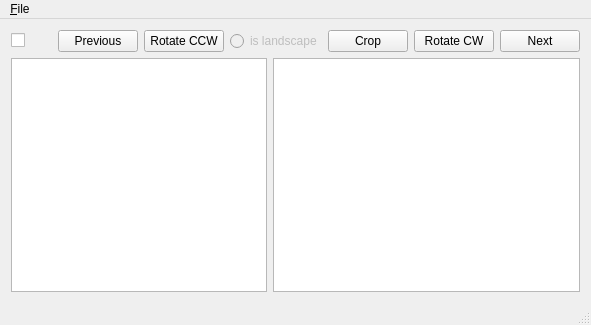
SwissalpS/QtSssSimageCutter, file QtSssSiCmainWindow.ui: the form before one commit.
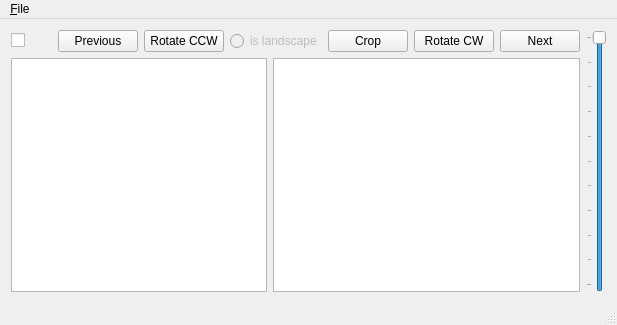
The form after the commit.

Commit message:
get available formats from QImageWriter
+ quality slider

```diff
--- a/QtSssSiCmainWindow.ui
+++ b/QtSssSiCmainWindow.ui
@@ -6,7 +6,7 @@
    <rect>
     <x>0</x>
     <y>0</y>
-    <width>591</width>
+    <width>617</width>
     <height>325</height>
    </rect>
   </property>
@@ -326,6 +326,31 @@
       </item>
      </layout>
     </item>
+    <item row="0" column="1">
+     <widget class="QSlider" name="sliderQuality">
+      <property name="toolTip">
+       <string>Quality setting for saved images. Top = big files, bottom = small files.</string>
+      </property>
+      <property name="statusTip">
+       <string>Quality setting for saved images. Top = big files, bottom = small files.</string>
+      </property>
+      <property name="maximum">
+       <number>100</number>
+      </property>
+      <property name="value">
+       <number>100</number>
+      </property>
+      <property name="orientation">
+       <enum>Qt::Vertical</enum>
+      </property>
+      <property name="tickPosition">
+       <enum>QSlider::TicksAbove</enum>
+      </property>
+      <property name="tickInterval">
+       <number>10</number>
+      </property>
+     </widget>
+    </item>
    </layout>
   </widget>
   <widget class="QMenuBar" name="menuBar">
@@ -333,7 +358,7 @@
     <rect>
      <x>0</x>
      <y>0</y>
-     <width>591</width>
+     <width>617</width>
      <height>25</height>
     </rect>
    </property>
```
The commit also changes 1 other file.
